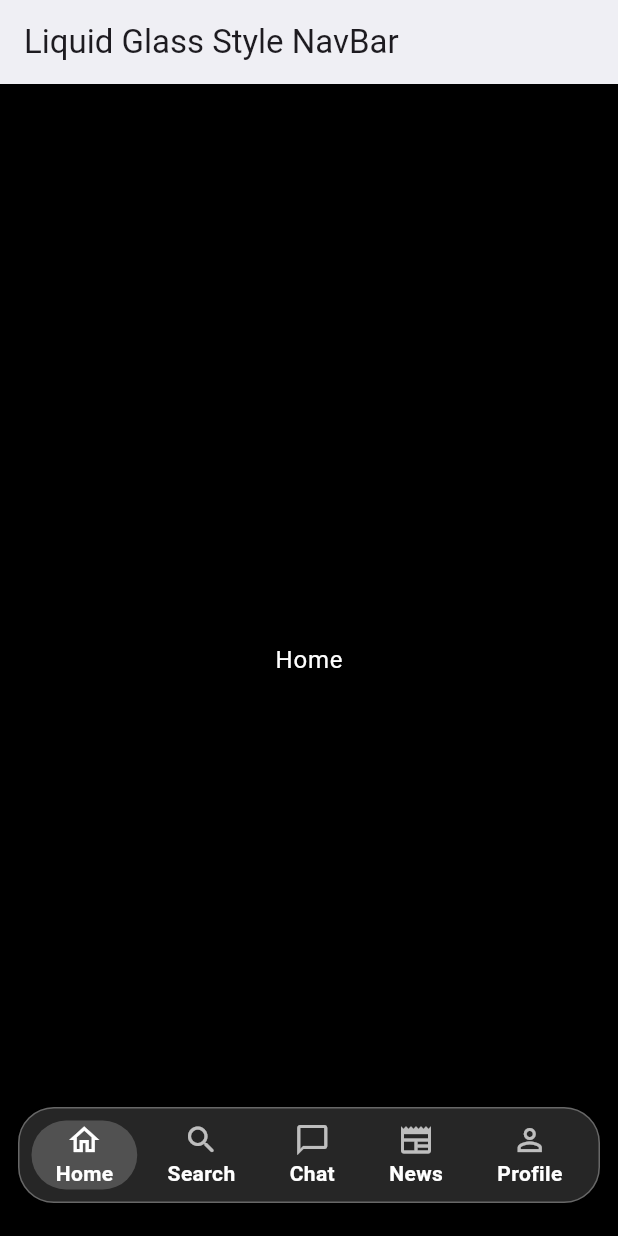
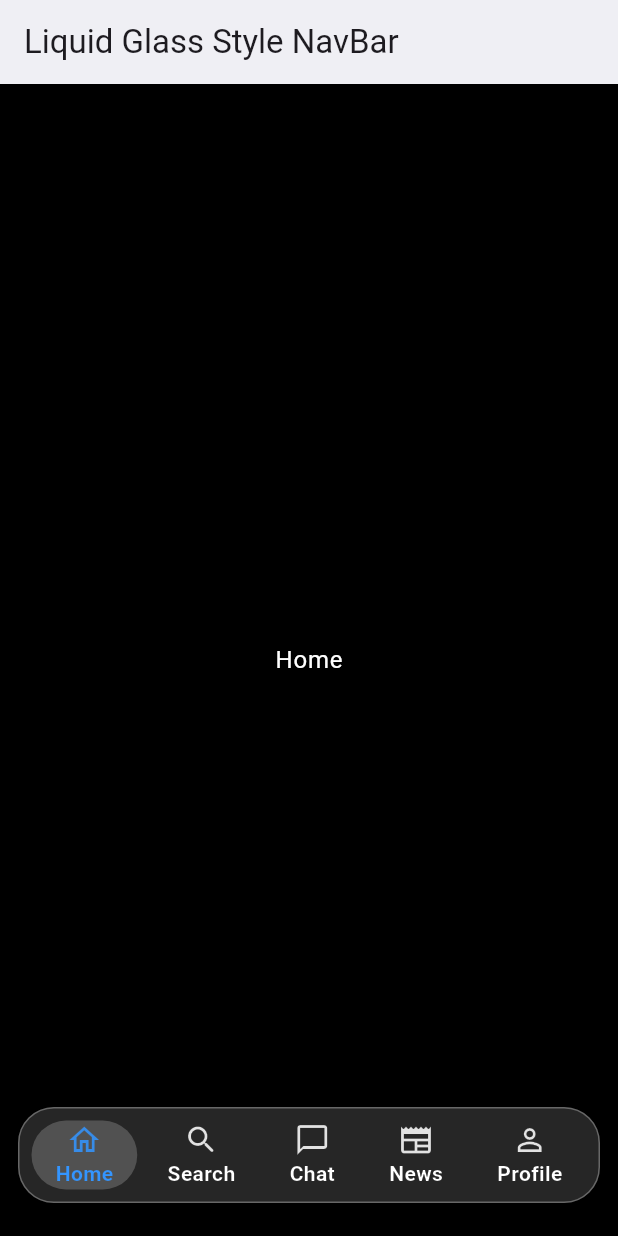
Before and after one commit to DanilaSidukov/LiquidGlassPlayground, a Flutter app: the screen it shows after launch, on a phone screen of 412 x 824 dp. Run offline on Flutter 3.47's test engine with Material 3 defaults, Android fonts, the phone set to English and light mode, and no system bars; missing offline and left inert: liquid_glass_renderer.

Commit message:
gradient nav bar item

```diff
--- a/lib/ui/navigation_bar/custom_nav_bar.dart
+++ b/lib/ui/navigation_bar/custom_nav_bar.dart
@@ -1,5 +1,6 @@
 library;
 
+import 'package:flutter/cupertino.dart';
 import 'package:flutter/material.dart';
 import 'package:liquid_glass_renderer/liquid_glass_renderer.dart';
 
@@ -102,7 +103,13 @@ class _CustomBottomNavBarState extends State<CustomBottomNavBar>
               onTapUp: (_) => onPanEnd(context, (index) {
                 widget.onTap?.call(index);
               }),
-              child: Stack(
+              child: ValueListenableBuilder(
+                valueListenable: selectorController.boxWidth,
+                builder: (context, boxWidth, _) {
+                  return ValueListenableBuilder(
+                    valueListenable: selectorController.posX,
+                    builder: (context, posX, _) {
+                      return Stack(
                         clipBehavior: Clip.hardEdge,
                         alignment: Alignment.centerLeft,
                         children: [
@@ -116,8 +123,13 @@ class _CustomBottomNavBarState extends State<CustomBottomNavBar>
                                   onTap: () => _onItemTap(index),
                                   child: Container(
                                     key: itemKeys[index],
+                                    padding: EdgeInsets.symmetric(
+                                      horizontal: 16,
+                                    ),
                                     child: _NavBarItem(
                                       index: index,
+                                      selectorX: posX,
+                                      selectorWidth: boxWidth,
                                       item: widget.children[index],
                                       selected: widget.currentIndex == index,
                                       onTap: () => _onItemTap(index),
@@ -127,24 +139,20 @@ class _CustomBottomNavBarState extends State<CustomBottomNavBar>
                               ),
                             ),
                           ),
-                  ListenableBuilder(
-                    listenable: Listenable.merge([
-                      selectorController.posX,
-                      selectorController.boxWidth,
-                    ]),
-                    builder: (context, _) {
-                      return AnimatedPositioned(
-                        duration: const Duration(milliseconds: 300),
+                          AnimatedPositioned(
+                            duration: const Duration(milliseconds: 100),
                             curve: Curves.easeOut,
-                        left: selectorController.posX.value,
+                            left: posX,
                             top: _bottomBarsPadding,
-                        width: selectorController.boxWidth.value,
+                            width: boxWidth,
                             height: boxHeight,
                             child: _SelectorWidget(isDragging: isDragging),
+                          ),
+                        ],
                       );
                     },
-                  ),
-                ],
+                  );
+                },
               ),
             ),
           );
@@ -154,33 +162,85 @@ class _CustomBottomNavBarState extends State<CustomBottomNavBar>
   }
 }
 
-class _NavBarItem extends StatelessWidget {
+class _NavBarItem extends StatefulWidget {
   final BottomNavBarItem item;
   final int index;
   final bool selected;
   final VoidCallback onTap;
+
+  final double selectorWidth;
+  final double selectorX;
 
   const _NavBarItem({
     required this.item,
     required this.index,
     required this.selected,
     required this.onTap,
+    required this.selectorX,
+    required this.selectorWidth,
   });
 
   @override
+  State<_NavBarItem> createState() => _NavBarItemState();
+}
+
+class _NavBarItemState extends State<_NavBarItem> {
+  late double start = 0;
+  late double end = 0;
+
+  @override
+  void initState() {
+    super.initState();
+    WidgetsBinding.instance.addPostFrameCallback((_) {
+      final renderBox = context.findRenderObject() as RenderBox;
+      final position = renderBox.localToGlobal(Offset.zero);
+      final size = renderBox.size;
+
+      setState(() {
+        start = position.dx - _containerPadding;
+        end = position.dx + size.width + _containerPadding;
+      });
+    });
+  }
+
+  @override
   Widget build(BuildContext context) {
-    return Padding(
-      padding: const EdgeInsets.symmetric(horizontal: 16, vertical: 0),
+    return ShaderMask(
+      blendMode: BlendMode.srcIn,
+      shaderCallback: (bounds) {
+        final selectorStart = widget.selectorX;
+        final selectorEnd = widget.selectorX + widget.selectorWidth;
+
+        final localStart = (selectorStart - start).clamp(0.0, bounds.width);
+        final localEnd = (selectorEnd - start).clamp(0.0, bounds.width);
+
+        if (localEnd <= 0 || localStart >= bounds.width) {
+          return LinearGradient(
+            colors: [Colors.white, Colors.white],
+          ).createShader(bounds);
+        }
+
+        final relativeStart = localStart / bounds.width;
+        final relativeEnd = localEnd / bounds.width;
+
+        return LinearGradient(
+          colors: [
+            Colors.white,
+            CupertinoColors.systemBlue,
+            CupertinoColors.systemBlue,
+            CupertinoColors.systemBlue,
+            Colors.white,
+          ],
+          stops: [0.0, relativeStart, relativeStart, relativeEnd, 1.0],
+        ).createShader(bounds);
+      },
       child: Column(
         mainAxisAlignment: MainAxisAlignment.center,
         children: [
-          Icon(item.icon, color: selected ? Colors.white : Colors.white70),
+          Icon(widget.item.icon),
           Text(
-            item.title,
-            style: const TextStyle(
-              color: Colors.white,
-              fontWeight: FontWeight.w600,
-            ),
+            widget.item.title,
+            style: const TextStyle(fontWeight: FontWeight.w600),
           ),
         ],
       ),
```
Lines whose indentation alone changed are shown as unchanged.
